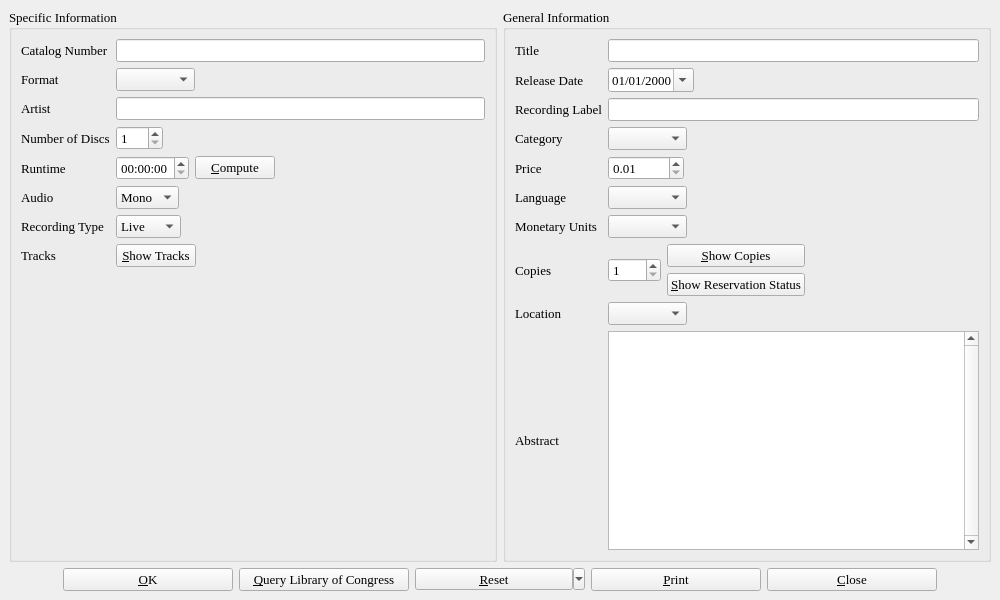
First picture: the form in cdinfo.ui, repository textbrowser/biblioteq, before the edit.
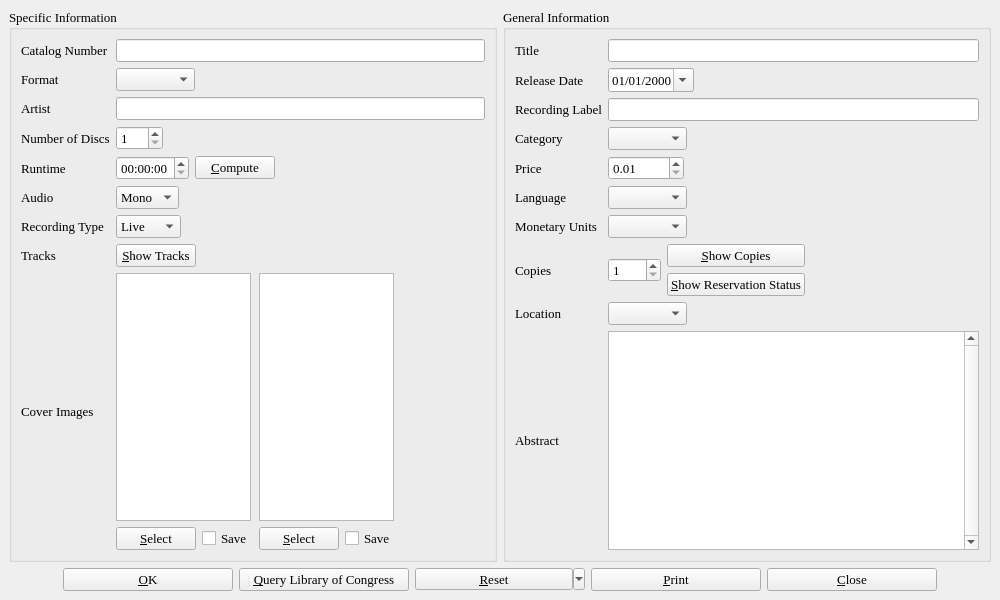
Second picture: the form after the edit. Icons and pictures are not drawn.

What changed in the file:
```diff
--- a/cdinfo.ui
+++ b/cdinfo.ui
@@ -32,7 +32,7 @@
        <widget class="QGroupBox" name="groupBox" >
         <property name="minimumSize" >
          <size>
-          <width>485</width>
+          <width>400</width>
           <height>0</height>
          </size>
         </property>
@@ -384,18 +384,114 @@
            </item>
           </layout>
          </item>
+         <item row="8" column="1" >
+          <layout class="QHBoxLayout" >
+           <item>
+            <layout class="QVBoxLayout" >
+             <item>
+              <widget class="QGraphicsView" name="front_image" >
+               <property name="maximumSize" >
+                <size>
+                 <width>135</width>
+                 <height>16777215</height>
+                </size>
+               </property>
+               <property name="toolTip" >
+                <string>Front Cover Image</string>
+               </property>
+               <property name="frameShadow" >
+                <enum>QFrame::Sunken</enum>
+               </property>
+               <property name="verticalScrollBarPolicy" >
+                <enum>Qt::ScrollBarAlwaysOff</enum>
+               </property>
+               <property name="horizontalScrollBarPolicy" >
+                <enum>Qt::ScrollBarAlwaysOff</enum>
+               </property>
+              </widget>
+             </item>
+             <item>
+              <layout class="QHBoxLayout" >
+               <item>
+                <widget class="QPushButton" name="frontButton" >
+                 <property name="text" >
+                  <string>&amp;Select</string>
+                 </property>
+                </widget>
+               </item>
+               <item>
+                <widget class="QCheckBox" name="frontCheck" >
+                 <property name="text" >
+                  <string>Save</string>
+                 </property>
+                </widget>
+               </item>
+              </layout>
+             </item>
+            </layout>
+           </item>
+           <item>
+            <layout class="QVBoxLayout" >
+             <item>
+              <widget class="QGraphicsView" name="back_image" >
+               <property name="maximumSize" >
+                <size>
+                 <width>135</width>
+                 <height>16777215</height>
+                </size>
+               </property>
+               <property name="toolTip" >
+                <string>Back Cover Image</string>
+               </property>
+               <property name="verticalScrollBarPolicy" >
+                <enum>Qt::ScrollBarAlwaysOff</enum>
+               </property>
+               <property name="horizontalScrollBarPolicy" >
+                <enum>Qt::ScrollBarAlwaysOff</enum>
+               </property>
+              </widget>
+             </item>
+             <item>
+              <layout class="QHBoxLayout" >
+               <item>
+                <widget class="QPushButton" name="backButton" >
+                 <property name="text" >
+                  <string>&amp;Select</string>
+                 </property>
+                </widget>
+               </item>
+               <item>
+                <widget class="QCheckBox" name="backCheck" >
+                 <property name="text" >
+                  <string>Save</string>
+                 </property>
+                </widget>
+               </item>
+              </layout>
+             </item>
+            </layout>
+           </item>
+           <item>
+            <spacer>
+             <property name="orientation" >
+              <enum>Qt::Horizontal</enum>
+             </property>
+             <property name="sizeHint" >
+              <size>
+               <width>40</width>
+               <height>20</height>
+              </size>
+             </property>
+            </spacer>
+           </item>
+          </layout>
+         </item>
          <item row="8" column="0" >
-          <spacer>
-           <property name="orientation" >
-            <enum>Qt::Vertical</enum>
+          <widget class="QLabel" name="label_19" >
+           <property name="text" >
+            <string>Cover Images</string>
            </property>
-           <property name="sizeHint" >
-            <size>
-             <width>20</width>
-             <height>40</height>
-            </size>
-           </property>
-          </spacer>
+          </widget>
          </item>
         </layout>
        </widget>
```
Left out of the diff: 8 changed lines with no effect on the pictures.
